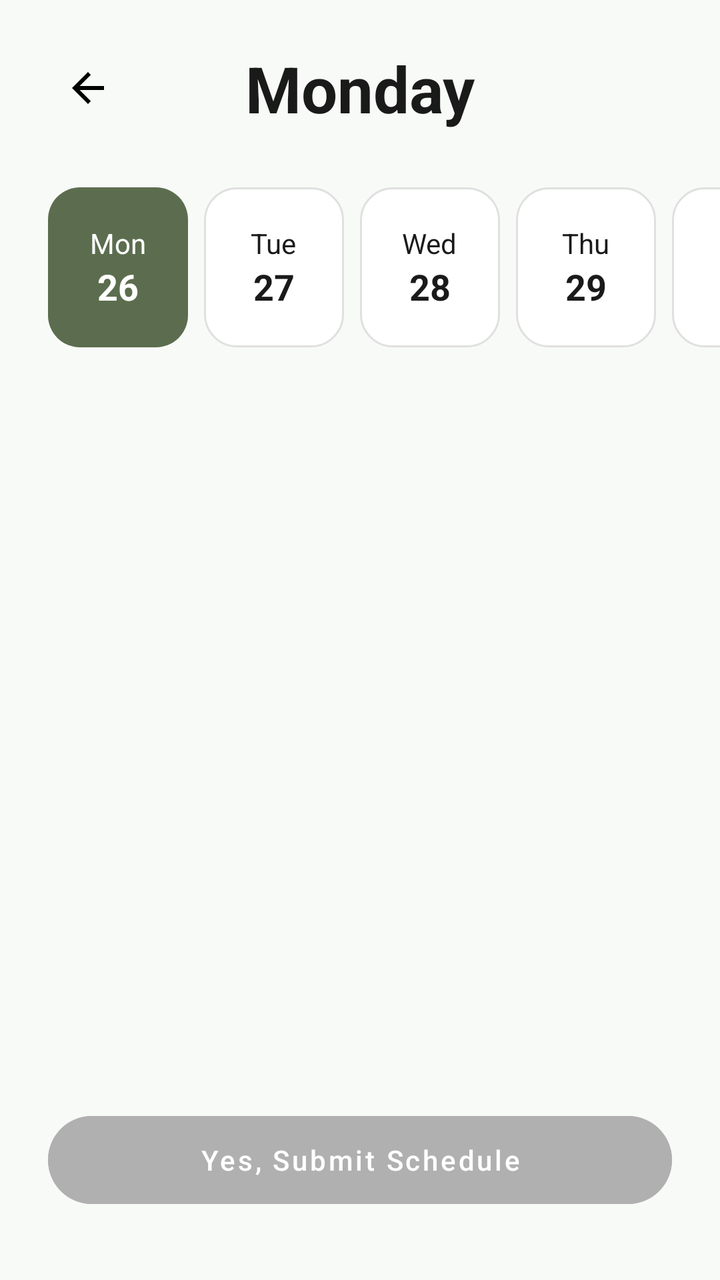
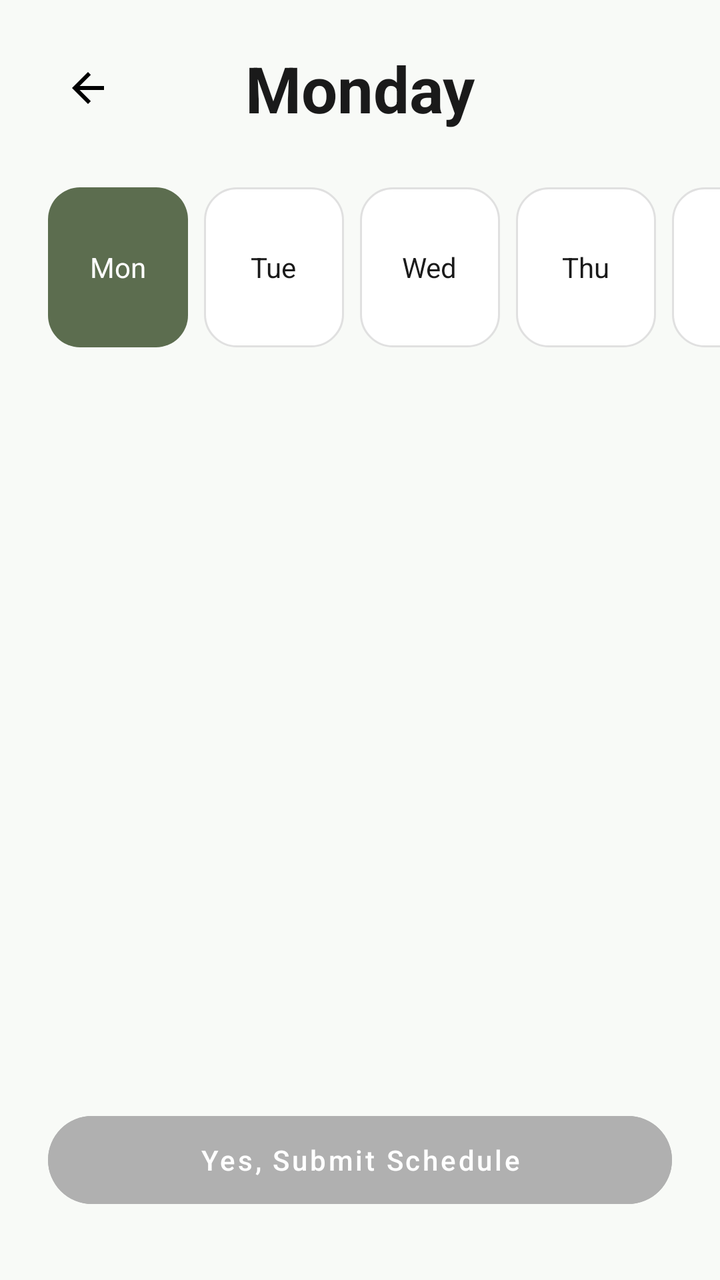

Before-and-after screenshots of an Android layout around one commit, followed by the original layout XML and the change that was made.
<!-- AndroidManifest.xml: application theme Theme.VETSCHED -->
<!-- res/layout/fragment_confirm_schedule.xml -->
<?xml version="1.0" encoding="utf-8"?>
<androidx.constraintlayout.widget.ConstraintLayout xmlns:android="http://schemas.android.com/apk/res/android"
    xmlns:app="http://schemas.android.com/apk/res-auto"
    xmlns:tools="http://schemas.android.com/tools"
    android:layout_width="match_parent"
    android:layout_height="match_parent"
    android:background="@color/vetsched_background">

    <ImageView
        android:id="@+id/btnBack"
        android:layout_width="40dp"
        android:layout_height="40dp"
        android:layout_marginStart="24dp"
        android:layout_marginTop="24dp"
        android:padding="8dp"
        android:src="@drawable/ic_back"
        app:layout_constraintStart_toStartOf="parent"
        app:layout_constraintTop_toTopOf="parent" />

    <TextView
        android:id="@+id/tvHeaderTitle"
        android:layout_width="wrap_content"
        android:layout_height="wrap_content"
        android:text="Monday"
        android:textColor="@color/vetsched_text_primary"
        android:textSize="32sp"
        android:textStyle="bold"
        app:layout_constraintEnd_toEndOf="parent"
        app:layout_constraintStart_toStartOf="parent"
        app:layout_constraintTop_toTopOf="@id/btnBack"
        app:layout_constraintBottom_toBottomOf="@id/btnBack" />

    <HorizontalScrollView
        android:id="@+id/dateSelector"
        android:layout_width="match_parent"
        android:layout_height="wrap_content"
        android:layout_marginTop="24dp"
        android:clipToPadding="false"
        android:paddingHorizontal="20dp"
        android:scrollbars="none"
        app:layout_constraintTop_toBottomOf="@id/tvHeaderTitle">

        <LinearLayout
            android:layout_width="wrap_content"
            android:layout_height="wrap_content"
            android:orientation="horizontal">

            <LinearLayout
                android:id="@+id/tabMon"
                android:layout_width="70dp"
                android:layout_height="80dp"
                android:layout_margin="4dp"
                android:background="@drawable/bg_date_selected"
                android:gravity="center"
                android:orientation="vertical">

                <TextView
                    android:id="@+id/tvMonLabel"
                    android:layout_width="wrap_content"
                    android:layout_height="wrap_content"
                    android:text="Mon"
                    android:textColor="@color/white"
                    android:textSize="14sp" />

                <TextView
                    android:id="@+id/tvMonDate"
                    android:layout_width="wrap_content"
                    android:layout_height="wrap_content"
                    android:text="26"
                    android:textColor="@color/white"
                    android:textSize="18sp"
                    android:textStyle="bold" />
            </LinearLayout>

            <LinearLayout
                android:id="@+id/tabTue"
                android:layout_width="70dp"
                android:layout_height="80dp"
                android:layout_margin="4dp"
                android:background="@drawable/bg_date_unselected"
                android:gravity="center"
                android:orientation="vertical">

                <TextView
                    android:id="@+id/tvTueLabel"
                    android:layout_width="wrap_content"
                    android:layout_height="wrap_content"
                    android:text="Tue"
                    android:textColor="@color/vetsched_text_primary"
                    android:textSize="14sp" />

                <TextView
                    android:id="@+id/tvTueDate"
                    android:layout_width="wrap_content"
                    android:layout_height="wrap_content"
                    android:text="27"
                    android:textColor="@color/vetsched_text_primary"
                    android:textSize="18sp"
                    android:textStyle="bold" />
            </LinearLayout>

            <LinearLayout
                android:id="@+id/tabWed"
                android:layout_width="70dp"
                android:layout_height="80dp"
                android:layout_margin="4dp"
                android:background="@drawable/bg_date_unselected"
                android:gravity="center"
                android:orientation="vertical">

                <TextView
                    android:id="@+id/tvWedLabel"
                    android:layout_width="wrap_content"
                    android:layout_height="wrap_content"
                    android:text="Wed"
                    android:textColor="@color/vetsched_text_primary"
                    android:textSize="14sp" />

                <TextView
                    android:id="@+id/tvWedDate"
                    android:layout_width="wrap_content"
                    android:layout_height="wrap_content"
                    android:text="28"
                    android:textColor="@color/vetsched_text_primary"
                    android:textSize="18sp"
                    android:textStyle="bold" />
            </LinearLayout>

            <LinearLayout
                android:id="@+id/tabThu"
                android:layout_width="70dp"
                android:layout_height="80dp"
                android:layout_margin="4dp"
                android:background="@drawable/bg_date_unselected"
                android:gravity="center"
                android:orientation="vertical">

                <TextView
                    android:id="@+id/tvThuLabel"
                    android:layout_width="wrap_content"
                    android:layout_height="wrap_content"
                    android:text="Thu"
                    android:textColor="@color/vetsched_text_primary"
                    android:textSize="14sp" />

                <TextView
                    android:id="@+id/tvThuDate"
                    android:layout_width="wrap_content"
                    android:layout_height="wrap_content"
                    android:text="29"
                    android:textColor="@color/vetsched_text_primary"
                    android:textSize="18sp"
                    android:textStyle="bold" />
            </LinearLayout>

            <LinearLayout
                android:id="@+id/tabFri"
                android:layout_width="70dp"
                android:layout_height="80dp"
                android:layout_margin="4dp"
                android:background="@drawable/bg_date_unselected"
                android:gravity="center"
                android:orientation="vertical">

                <TextView
                    android:id="@+id/tvFriLabel"
                    android:layout_width="wrap_content"
                    android:layout_height="wrap_content"
                    android:text="Fri"
                    android:textColor="@color/vetsched_text_primary"
                    android:textSize="14sp" />

                <TextView
                    android:id="@+id/tvFriDate"
                    android:layout_width="wrap_content"
                    android:layout_height="wrap_content"
                    android:text="30"
                    android:textColor="@color/vetsched_text_primary"
                    android:textSize="18sp"
                    android:textStyle="bold" />
            </LinearLayout>

            <LinearLayout
                android:id="@+id/tabSat"
                android:layout_width="70dp"
                android:layout_height="80dp"
                android:layout_margin="4dp"
                android:background="@drawable/bg_date_unselected"
                android:gravity="center"
                android:orientation="vertical">

                <TextView
                    android:id="@+id/tvSatLabel"
                    android:layout_width="wrap_content"
                    android:layout_height="wrap_content"
                    android:text="Sat"
                    android:textColor="@color/vetsched_text_primary"
                    android:textSize="14sp" />

                <TextView
                    android:id="@+id/tvSatDate"
                    android:layout_width="wrap_content"
                    android:layout_height="wrap_content"
                    android:text="31"
                    android:textColor="@color/vetsched_text_primary"
                    android:textSize="18sp"
                    android:textStyle="bold" />
            </LinearLayout>

            <LinearLayout
                android:id="@+id/tabSun"
                android:layout_width="70dp"
                android:layout_height="80dp"
                android:layout_margin="4dp"
                android:background="@drawable/bg_date_unselected"
                android:gravity="center"
                android:orientation="vertical">

                <TextView
                    android:id="@+id/tvSunLabel"
                    android:layout_width="wrap_content"
                    android:layout_height="wrap_content"
                    android:text="Sun"
                    android:textColor="@color/vetsched_text_primary"
                    android:textSize="14sp" />

                <TextView
                    android:id="@+id/tvSunDate"
                    android:layout_width="wrap_content"
                    android:layout_height="wrap_content"
                    android:text="1"
                    android:textColor="@color/vetsched_text_primary"
                    android:textSize="18sp"
                    android:textStyle="bold" />
            </LinearLayout>

        </LinearLayout>
    </HorizontalScrollView>

    <androidx.viewpager2.widget.ViewPager2
        android:id="@+id/viewPager"
        android:layout_width="match_parent"
        android:layout_height="0dp"
        app:layout_constraintBottom_toTopOf="@id/btnYesSubmit"
        app:layout_constraintTop_toBottomOf="@id/dateSelector" />

    <Button
        android:id="@+id/btnYesSubmit"
        android:layout_width="match_parent"
        android:layout_height="56dp"
        android:layout_marginHorizontal="24dp"
        android:layout_marginBottom="32dp"
        android:backgroundTint="#B0B0B0"
        android:enabled="false"
        android:text="Yes, Submit Schedule"
        android:textAllCaps="false"
        android:textColor="@color/white"
        app:cornerRadius="28dp"
        app:layout_constraintBottom_toBottomOf="parent" />

</androidx.constraintlayout.widget.ConstraintLayout>
<!-- resources referenced by this layout -->
<resources>
  <color name="vetsched_background">#F8FAF7</color>
  <color name="vetsched_text_primary">#1A1A1A</color>
  <color name="white">#FFFFFFFF</color>
  <!-- drawable bg_date_selected (drawable) -->
  <?xml version="1.0" encoding="utf-8"?>
  <shape xmlns:android="http://schemas.android.com/apk/res/android">
      <solid android:color="#5C6D4F" />
      <corners android:radius="16dp" />
  </shape>
  <!-- drawable bg_date_unselected (drawable) -->
  <?xml version="1.0" encoding="utf-8"?>
  <shape xmlns:android="http://schemas.android.com/apk/res/android">
      <solid android:color="@color/white" />
      <stroke android:width="1dp" android:color="#E0E0E0" />
      <corners android:radius="16dp" />
  </shape>
  <!-- drawable ic_back (drawable) -->
  <vector xmlns:android="http://schemas.android.com/apk/res/android"
      android:width="24dp"
      android:height="24dp"
      android:viewportWidth="24"
      android:viewportHeight="24">
      <path
          android:fillColor="#000000"
          android:pathData="M20,11H7.83l5.59,-5.59L12,4l-8,8 8,8 1.41,-1.41L7.83,13H20v-2z" />
  </vector>
  <style name="Theme.VETSCHED" parent="Theme.MaterialComponents.Light.NoActionBar">
          <item name="colorPrimary">@color/vetsched_primary</item>
          <item name="android:statusBarColor">@color/vetsched_background</item>
          <item name="android:windowLightStatusBar">true</item>
      </style>
  <color name="vetsched_primary">#5C6D4F</color>
</resources>

<!-- the commit's change to res/layout/fragment_confirm_schedule.xml (unified diff, before → after) -->
@@ -66,6 +66,7 @@
                     android:id="@+id/tvMonDate"
                     android:layout_width="wrap_content"
                     android:layout_height="wrap_content"
+                    android:visibility="gone"
                     android:text="26"
                     android:textColor="@color/white"
                     android:textSize="18sp"
@@ -93,6 +94,7 @@
                     android:id="@+id/tvTueDate"
                     android:layout_width="wrap_content"
                     android:layout_height="wrap_content"
+                    android:visibility="gone"
                     android:text="27"
                     android:textColor="@color/vetsched_text_primary"
                     android:textSize="18sp"
@@ -120,6 +122,7 @@
                     android:id="@+id/tvWedDate"
                     android:layout_width="wrap_content"
                     android:layout_height="wrap_content"
+                    android:visibility="gone"
                     android:text="28"
                     android:textColor="@color/vetsched_text_primary"
                     android:textSize="18sp"
@@ -147,6 +150,7 @@
                     android:id="@+id/tvThuDate"
                     android:layout_width="wrap_content"
                     android:layout_height="wrap_content"
+                    android:visibility="gone"
                     android:text="29"
                     android:textColor="@color/vetsched_text_primary"
                     android:textSize="18sp"
@@ -174,6 +178,7 @@
                     android:id="@+id/tvFriDate"
                     android:layout_width="wrap_content"
                     android:layout_height="wrap_content"
+                    android:visibility="gone"
                     android:text="30"
                     android:textColor="@color/vetsched_text_primary"
                     android:textSize="18sp"
@@ -201,6 +206,7 @@
                     android:id="@+id/tvSatDate"
                     android:layout_width="wrap_content"
                     android:layout_height="wrap_content"
+                    android:visibility="gone"
                     android:text="31"
                     android:textColor="@color/vetsched_text_primary"
                     android:textSize="18sp"
@@ -228,6 +234,7 @@
                     android:id="@+id/tvSunDate"
                     android:layout_width="wrap_content"
                     android:layout_height="wrap_content"
+                    android:visibility="gone"
                     android:text="1"
                     android:textColor="@color/vetsched_text_primary"
                     android:textSize="18sp"
